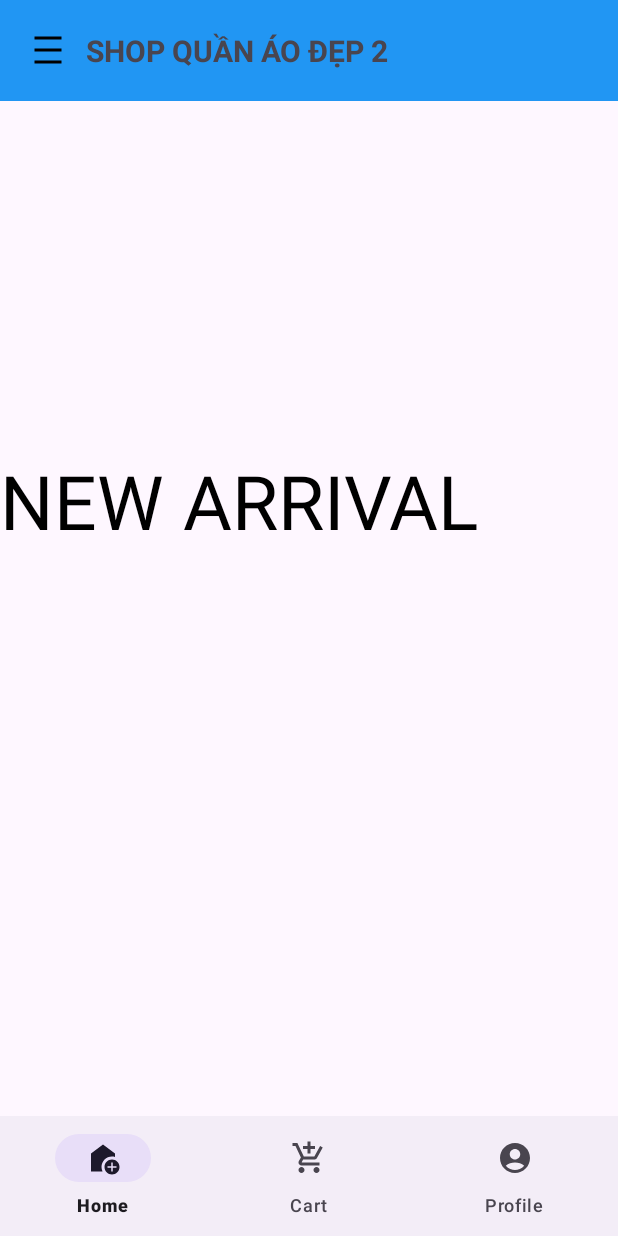
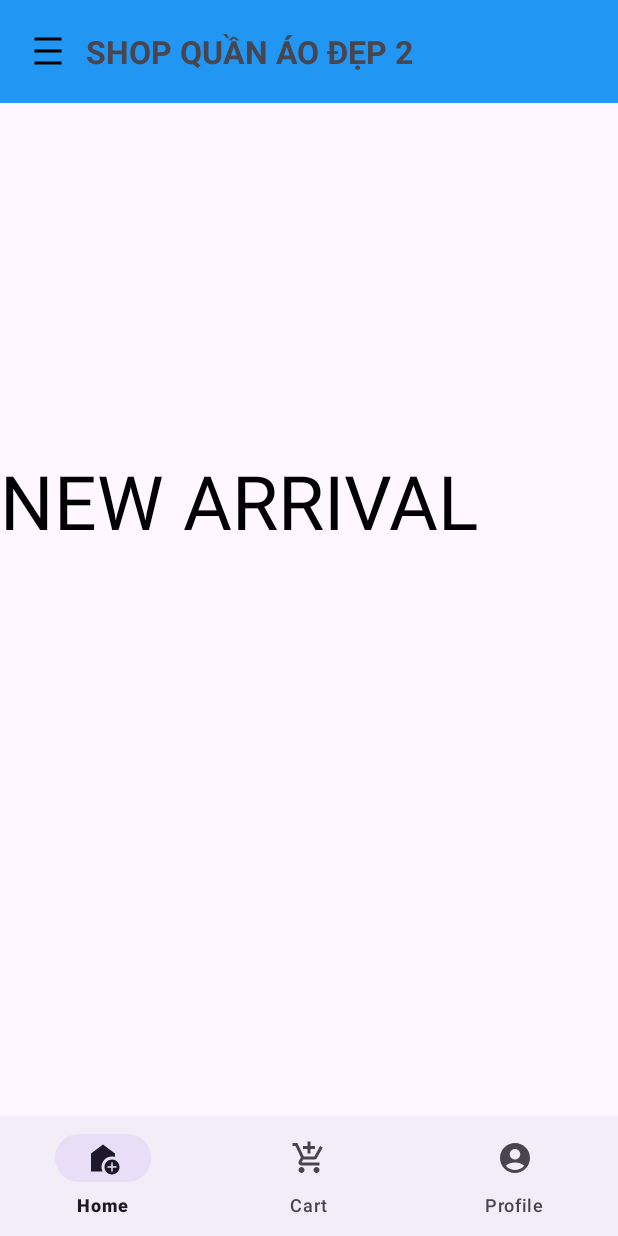
Before and after one commit to PhucTien1910/DoAnBanHang, an Android app: the fragment HomeFragment placed in its activity, on a phone screen of 412 x 824 dp. Run offline under Robolectric (Android 15) with nearby library versions, the phone set to English and light mode, and no system bars.

Commit message:
update home

```diff
--- a/app/src/main/res/layout/fragment_home.xml
+++ b/app/src/main/res/layout/fragment_home.xml
@@ -28,7 +28,7 @@
             android:layout_marginStart="13dp"
             android:layout_toEndOf="@+id/left_icon"
             android:text="SHOP QUẦN ÁO ĐẸP 2"
-            android:textSize="20sp"
+            android:textSize="21sp"
             android:textStyle="bold" />
     </RelativeLayout>
 
```
